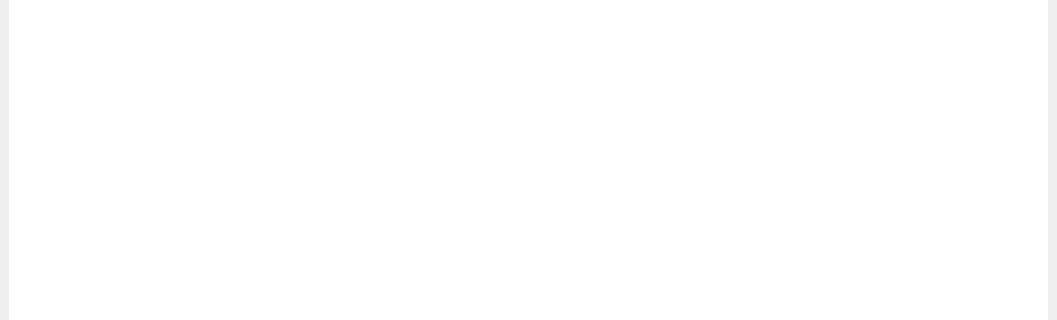
The window that test02/mainwindow.ui (1663784811/qt_test) describes before a commit, drawn with Qt 5; both pictures show x 0 to 1057 and y 165 to 485 of the 1057 by 651 pixel window.
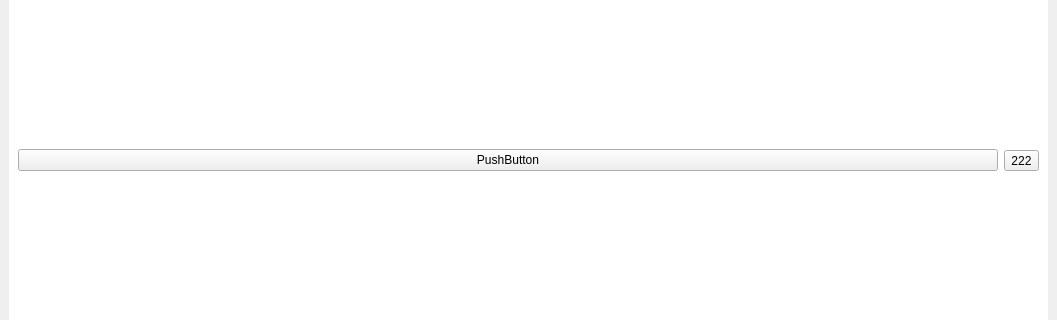
The same window after the commit.

Patch:
```diff
--- a/test02/mainwindow.ui
+++ b/test02/mainwindow.ui
@@ -23,7 +23,24 @@
   <widget class="QWidget" name="centralwidget">
    <layout class="QGridLayout" name="gridLayout">
     <item row="0" column="0">
-     <widget class="QWidget" name="widget" native="true"/>
+     <widget class="QWidget" name="widget" native="true">
+      <layout class="QHBoxLayout" name="horizontalLayout">
+       <item>
+        <widget class="QPushButton" name="pushButton">
+         <property name="text">
+          <string>PushButton</string>
+         </property>
+        </widget>
+       </item>
+       <item>
+        <widget class="QToolButton" name="toolButton">
+         <property name="text">
+          <string>222</string>
+         </property>
+        </widget>
+       </item>
+      </layout>
+     </widget>
     </item>
    </layout>
   </widget>
```
